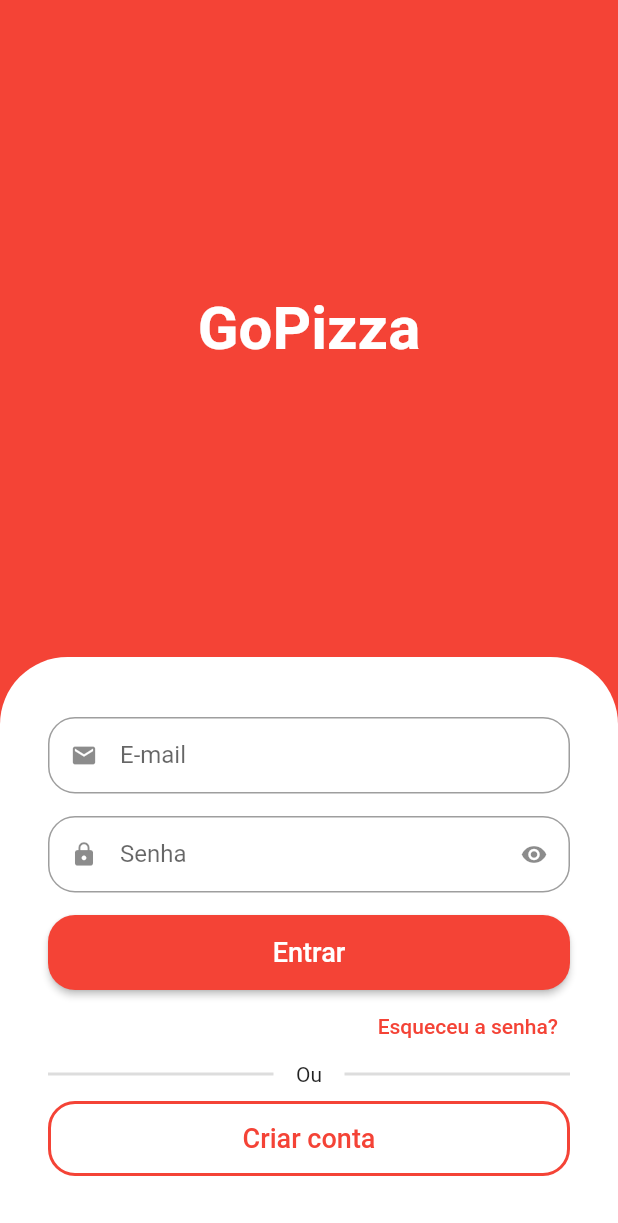
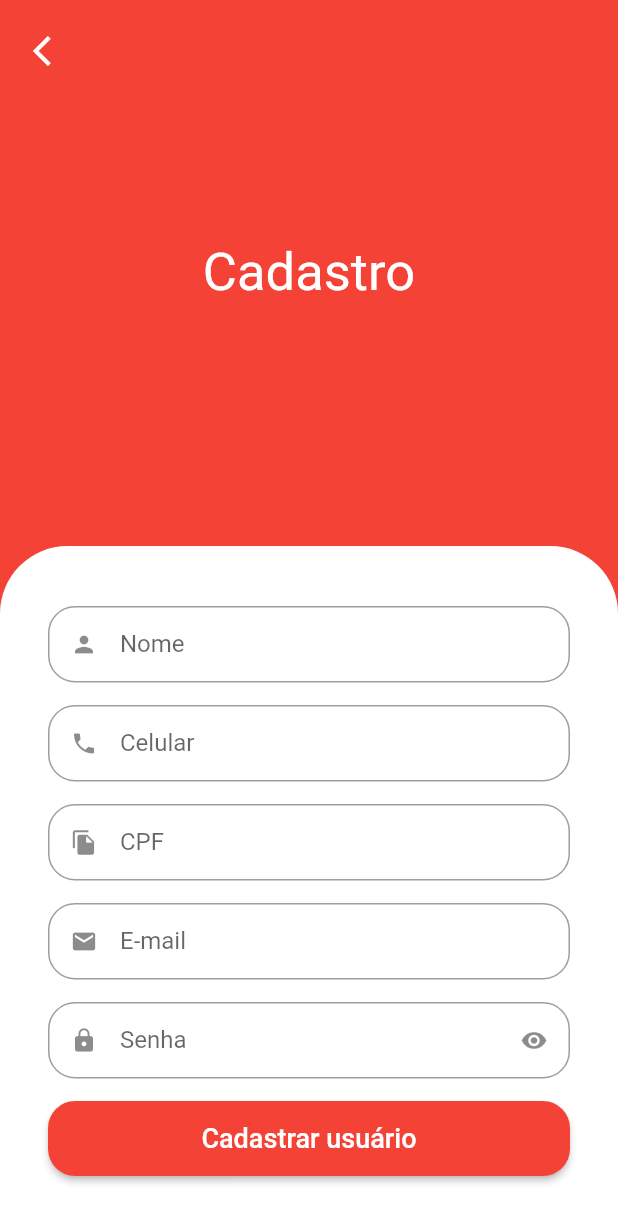
Before and after one commit to abrunaanunes/pizzaria-flutter, a Flutter app: the screen it shows after launch, after a tap on "Criar conta", on a phone screen of 412 x 824 dp. Shown: the top 1223 px of the screen. Run offline on Flutter 3.47's test engine with Material 2 defaults, Android fonts, the phone set to English and light mode, and no system bars; our stand-ins replace mask_text_input_formatter.

Commit message:
Tela de cadastro

```diff
--- a/lib/src/auth/components/custom_text_field.dart
+++ b/lib/src/auth/components/custom_text_field.dart
@@ -1,15 +1,18 @@
 import 'package:flutter/material.dart';
+import 'package:flutter/services.dart';
 
 class CustomTextField extends StatefulWidget {
   final IconData icon;
   final String label;
   final bool isSecret;
+  final List<TextInputFormatter>? inputFormatters;
 
   const CustomTextField({
     super.key,
     required this.icon,
     required this.label,
     this.isSecret = false,
+    this.inputFormatters,
   });
 
   @override
@@ -30,6 +33,7 @@ class _CustomTextFieldState extends State<CustomTextField> {
     return Padding(
       padding: const EdgeInsets.only(bottom: 15),
       child: TextFormField(
+        inputFormatters: widget.inputFormatters,
         obscureText: isObscure,
         decoration: InputDecoration(
           prefixIcon: Icon(widget.icon),
--- a/lib/src/auth/sign_in_screen.dart
+++ b/lib/src/auth/sign_in_screen.dart
@@ -1,5 +1,6 @@
 import 'package:flutter/material.dart';
 import 'package:gopizza/src/auth/components/custom_text_field.dart';
+import 'package:gopizza/src/auth/sign_up_screen.dart';
 
 class SignInScreen extends StatelessWidget {
   const SignInScreen({super.key});
@@ -24,7 +25,7 @@ class SignInScreen extends StatelessWidget {
                         style: TextStyle(fontSize: 40),
                         children: [
                           TextSpan(
-                            text: "Go",
+                            text: "UTF",
                             style: TextStyle(
                               color: Colors.white,
                               fontWeight: FontWeight.bold,
@@ -139,7 +140,15 @@ class SignInScreen extends StatelessWidget {
                               ),
                             ),
                           ),
-                          onPressed: () {},
+                          onPressed: () {
+                            Navigator.of(context).push(
+                              MaterialPageRoute(
+                                builder: (c) {
+                                  return SignUpScreen();
+                                },
+                              ),
+                            );
+                          },
                           child: const Text(
                             "Criar conta",
                             style: TextStyle(
--- /dev/null
+++ b/lib/src/auth/sign_up_screen.dart
@@ -0,0 +1,120 @@
+import 'package:flutter/material.dart';
+import 'package:gopizza/src/auth/components/custom_text_field.dart';
+import 'package:mask_text_input_formatter/mask_text_input_formatter.dart';
+
+class SignUpScreen extends StatelessWidget {
+  SignUpScreen({super.key});
+
+  final cpfMask = MaskTextInputFormatter(
+    mask: '###.###.###-##',
+    filter: {'#': RegExp(r'[0-9]')},
+  );
+
+  final phoneMask = MaskTextInputFormatter(
+    mask: '(##) #####-####',
+    filter: {'#': RegExp(r'[0-9]')},
+  );
+
+  @override
+  Widget build(BuildContext context) {
+    final size = MediaQuery.of(context).size;
+    return Scaffold(
+      backgroundColor: Colors.red,
+      body: SingleChildScrollView(
+        child: SizedBox(
+          height: size.height,
+          width: size.width,
+          child: Stack(
+            children: [
+              Column(
+                children: [
+                  const Expanded(
+                    child: Center(
+                      child: Text(
+                        "Cadastro",
+                        style: TextStyle(
+                          color: Colors.white,
+                          fontSize: 35,
+                        ),
+                      ),
+                    ),
+                  ),
+                  // Formulário
+                  Container(
+                    padding: const EdgeInsets.symmetric(
+                      horizontal: 32,
+                      vertical: 40,
+                    ),
+                    decoration: const BoxDecoration(
+                      color: Colors.white,
+                      borderRadius: BorderRadius.vertical(
+                        top: Radius.circular(45),
+                      ),
+                    ),
+                    child: Column(
+                        crossAxisAlignment: CrossAxisAlignment.stretch,
+                        children: [
+                          const CustomTextField(
+                            icon: Icons.person,
+                            label: 'Nome',
+                          ),
+                          CustomTextField(
+                            icon: Icons.phone,
+                            label: 'Celular',
+                            inputFormatters: [phoneMask],
+                          ),
+                          CustomTextField(
+                            icon: Icons.file_copy,
+                            label: 'CPF',
+                            inputFormatters: [cpfMask],
+                          ),
+                          const CustomTextField(
+                            icon: Icons.email,
+                            label: 'E-mail',
+                          ),
+                          const CustomTextField(
+                            icon: Icons.lock,
+                            label: 'Senha',
+                            isSecret: true,
+                          ),
+                          SizedBox(
+                            height: 50,
+                            child: ElevatedButton(
+                              style: ElevatedButton.styleFrom(
+                                shape: RoundedRectangleBorder(
+                                  borderRadius: BorderRadius.circular(18),
+                                ),
+                              ),
+                              onPressed: () {},
+                              child: const Text("Cadastrar usuário",
+                                  style: TextStyle(
+                                    fontSize: 18,
+                                  )),
+                            ),
+                          ),
+                        ]),
+                  )
+                ],
+              ),
+              Positioned(
+                left: 10,
+                top: 10,
+                child: SafeArea(
+                  child: IconButton(
+                    onPressed: () {
+                      Navigator.of(context).pop();
+                    },
+                    icon: const Icon(
+                      Icons.arrow_back_ios,
+                      color: Colors.white,
+                    ),
+                  ),
+                ),
+              ),
+            ],
+          ),
+        ),
+      ),
+    );
+  }
+}
--- a/pubspec.yaml
+++ b/pubspec.yaml
@@ -34,6 +34,7 @@ dependencies:
   # The following adds the Cupertino Icons font to your application.
   # Use with the CupertinoIcons class for iOS style icons.
   cupertino_icons: ^1.0.2
+  mask_text_input_formatter: ^2.4.0
 
 dev_dependencies:
   flutter_test:
```
Also changed, not shown: pubspec.lock.
